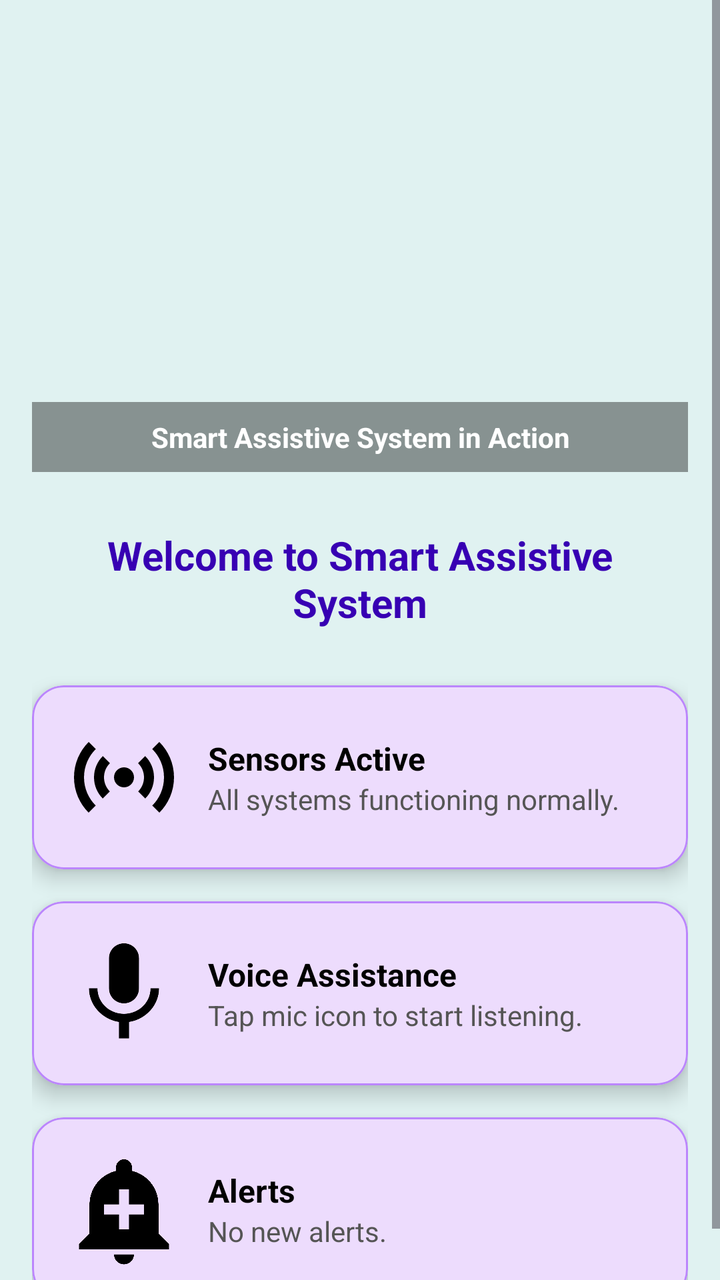
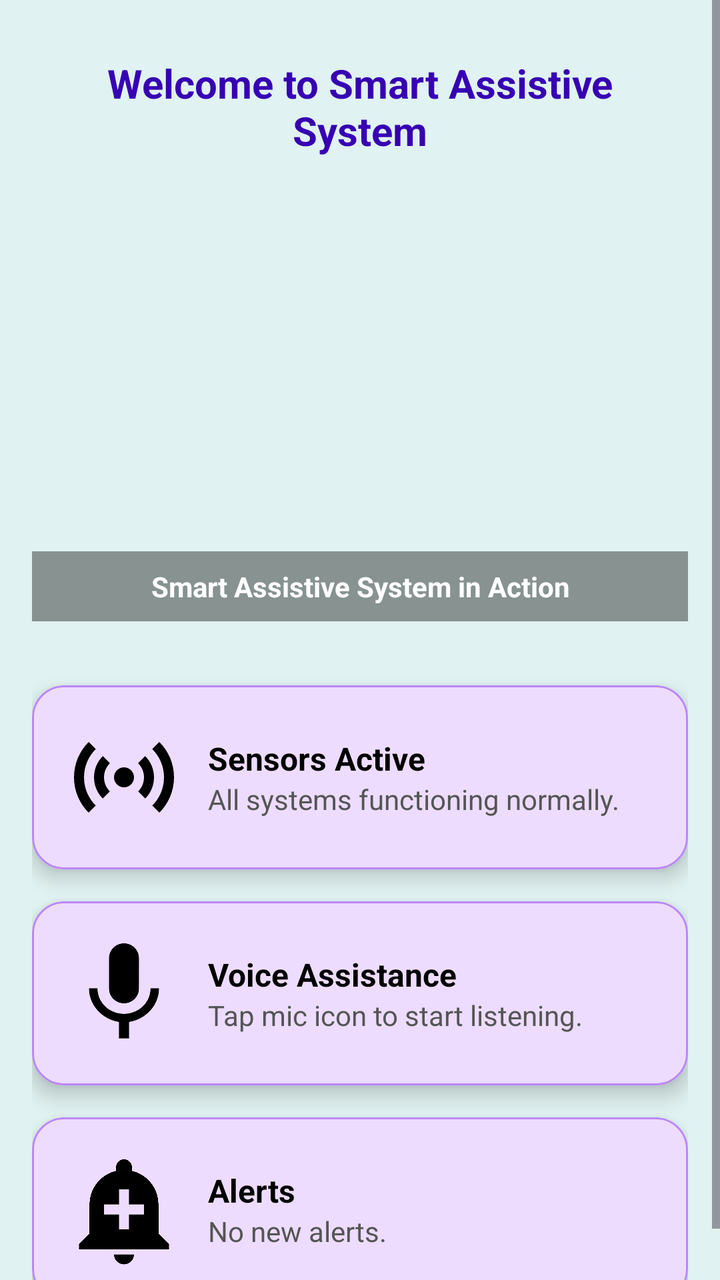

The first picture is an Android layout as it rendered before a commit; the second is the same layout after the commit. The layout source and the unified diff follow.
<!-- AndroidManifest.xml: application theme Theme.SmartAssistiveSystem -->
<!-- res/layout/fragment_home.xml -->
<?xml version="1.0" encoding="utf-8"?>
<ScrollView xmlns:android="http://schemas.android.com/apk/res/android"
    xmlns:app="http://schemas.android.com/apk/res-auto"
    xmlns:tools="http://schemas.android.com/tools"
    android:layout_width="match_parent"
    android:layout_height="match_parent"
    android:background="@color/teal_50"
    tools:context=".ui.home.HomeFragment">

    <LinearLayout
        android:layout_width="match_parent"
        android:layout_height="wrap_content"
        android:orientation="vertical"
        android:padding="16dp">

        
        <FrameLayout
            android:layout_width="match_parent"
            android:layout_height="220dp"
            android:layout_marginBottom="16dp">

            <ImageView
                android:id="@+id/imgSlideshow"
                android:layout_width="match_parent"
                android:layout_height="match_parent"
                android:adjustViewBounds="true"
                android:scaleType="centerCrop"
                android:contentDescription="Home slideshow" />

            
            <TextView
                android:id="@+id/tv_caption"
                android:layout_width="match_parent"
                android:layout_height="wrap_content"
                android:layout_gravity="bottom"
                android:padding="8dp"
                android:background="#66000000"
                android:textColor="@android:color/white"
                android:textSize="14sp"
                android:textStyle="bold"
                android:gravity="center"
                android:text="Smart Assistive System in Action" />
        </FrameLayout>

        
        <TextView
            android:id="@+id/text_home"
            android:layout_width="match_parent"
            android:layout_height="wrap_content"
            android:text="Welcome to Smart Assistive System"
            android:textSize="20sp"
            android:textStyle="bold"
            android:textColor="@color/purple_700"
            android:gravity="center"
            android:padding="12dp" />

        
        <com.google.android.material.card.MaterialCardView
            android:layout_width="match_parent"
            android:layout_height="wrap_content"
            android:layout_marginTop="16dp"
            app:cardCornerRadius="16dp"
            app:cardElevation="6dp"
            app:strokeColor="@color/purple_200"
            app:strokeWidth="1dp">

            <LinearLayout
                android:layout_width="match_parent"
                android:layout_height="wrap_content"
                android:orientation="horizontal"
                android:padding="16dp"
                android:gravity="center_vertical">

                <ImageView
                    android:layout_width="60dp"
                    android:layout_height="60dp"
                    android:src="@drawable/img_sensor"
                    android:contentDescription="Sensor Icon" />

                <LinearLayout
                    android:layout_width="0dp"
                    android:layout_height="wrap_content"
                    android:layout_weight="1"
                    android:orientation="vertical"
                    android:paddingStart="12dp">

                    <TextView
                        android:layout_width="wrap_content"
                        android:layout_height="wrap_content"
                        android:text="Sensors Active"
                        android:textSize="16sp"
                        android:textStyle="bold"
                        android:textColor="@color/black" />

                    <TextView
                        android:id="@+id/tv_sensor_status"
                        android:layout_width="wrap_content"
                        android:layout_height="wrap_content"
                        android:text="All systems functioning normally."
                        android:textColor="@color/darker_gray" />
                </LinearLayout>
            </LinearLayout>
        </com.google.android.material.card.MaterialCardView>

        
        <com.google.android.material.card.MaterialCardView
            android:layout_width="match_parent"
            android:layout_height="wrap_content"
            android:layout_marginTop="16dp"
            app:cardCornerRadius="16dp"
            app:cardElevation="6dp"
            app:strokeColor="@color/purple_200"
            app:strokeWidth="1dp">

            <LinearLayout
                android:layout_width="match_parent"
                android:layout_height="wrap_content"
                android:orientation="horizontal"
                android:padding="16dp"
                android:gravity="center_vertical">

                <ImageView
                    android:layout_width="60dp"
                    android:layout_height="60dp"
                    android:src="@drawable/img_microphone"
                    android:contentDescription="Voice Icon" />

                <LinearLayout
                    android:layout_width="0dp"
                    android:layout_height="wrap_content"
                    android:layout_weight="1"
                    android:orientation="vertical"
                    android:paddingStart="12dp">

                    <TextView
                        android:layout_width="wrap_content"
                        android:layout_height="wrap_content"
                        android:text="Voice Assistance"
                        android:textSize="16sp"
                        android:textStyle="bold"
                        android:textColor="@color/black" />

                    <TextView
                        android:id="@+id/tv_voice_status"
                        android:layout_width="wrap_content"
                        android:layout_height="wrap_content"
                        android:text="Tap mic icon to start listening."
                        android:textColor="@color/darker_gray" />
                </LinearLayout>
            </LinearLayout>
        </com.google.android.material.card.MaterialCardView>

        
        <com.google.android.material.card.MaterialCardView
            android:layout_width="match_parent"
            android:layout_height="wrap_content"
            android:layout_marginTop="16dp"
            app:cardCornerRadius="16dp"
            app:cardElevation="6dp"
            app:strokeColor="@color/purple_200"
            app:strokeWidth="1dp">

            <LinearLayout
                android:layout_width="match_parent"
                android:layout_height="wrap_content"
                android:orientation="horizontal"
                android:padding="16dp"
                android:gravity="center_vertical">

                <ImageView
                    android:layout_width="60dp"
                    android:layout_height="60dp"
                    android:src="@drawable/img_alert"
                    android:contentDescription="Alert Icon" />

                <LinearLayout
                    android:layout_width="0dp"
                    android:layout_height="wrap_content"
                    android:layout_weight="1"
                    android:orientation="vertical"
                    android:paddingStart="12dp">

                    <TextView
                        android:layout_width="wrap_content"
                        android:layout_height="wrap_content"
                        android:text="Alerts"
                        android:textSize="16sp"
                        android:textStyle="bold"
                        android:textColor="@color/black" />

                    <TextView
                        android:id="@+id/tv_alert_status"
                        android:layout_width="wrap_content"
                        android:layout_height="wrap_content"
                        android:text="No new alerts."
                        android:textColor="@color/darker_gray" />
                </LinearLayout>
            </LinearLayout>
        </com.google.android.material.card.MaterialCardView>

    </LinearLayout>
</ScrollView>
<!-- resources referenced by this layout -->
<resources>
  <color name="black">#000000</color>
  <color name="darker_gray">#555555</color>
  <color name="purple_200">#BB86FC</color>
  <color name="purple_700">#3700B3</color>
  <color name="teal_50">#E0F2F1</color>
  <!-- drawable img_alert (drawable) -->
  <vector xmlns:android="http://schemas.android.com/apk/res/android" android:height="24dp" android:tint="#000000" android:viewportHeight="24" android:viewportWidth="24" android:width="24dp">
        
      <path android:fillColor="@android:color/white" android:pathData="M10.01,21.01c0,1.1 0.89,1.99 1.99,1.99s1.99,-0.89 1.99,-1.99h-3.98zM18.88,16.82L18.88,11c0,-3.25 -2.25,-5.97 -5.29,-6.69v-0.72C13.59,2.71 12.88,2 12,2s-1.59,0.71 -1.59,1.59v0.72C7.37,5.03 5.12,7.75 5.12,11v5.82L3,18.94L3,20h18v-1.06l-2.12,-2.12zM16,13.01h-3v3h-2v-3L8,13.01L8,11h3L11,8h2v3h3v2.01z"/>
      
  </vector>
  <!-- drawable img_microphone (drawable) -->
  <vector xmlns:android="http://schemas.android.com/apk/res/android" android:height="24dp" android:tint="#000000" android:viewportHeight="24" android:viewportWidth="24" android:width="24dp">
        
      <path android:fillColor="@android:color/white" android:pathData="M12,14c1.66,0 2.99,-1.34 2.99,-3L15,5c0,-1.66 -1.34,-3 -3,-3S9,3.34 9,5v6c0,1.66 1.34,3 3,3zM17.3,11c0,3 -2.54,5.1 -5.3,5.1S6.7,14 6.7,11L5,11c0,3.41 2.72,6.23 6,6.72L11,21h2v-3.28c3.28,-0.48 6,-3.3 6,-6.72h-1.7z"/>
      
  </vector>
  <!-- drawable img_sensor (drawable) -->
  <vector xmlns:android="http://schemas.android.com/apk/res/android" android:height="24dp" android:tint="#000000" android:viewportHeight="24" android:viewportWidth="24" android:width="24dp">
        
      <path android:fillColor="@android:color/white" android:pathData="M7.76,16.24C6.67,15.16 6,13.66 6,12s0.67,-3.16 1.76,-4.24l1.42,1.42C8.45,9.9 8,10.9 8,12c0,1.1 0.45,2.1 1.17,2.83L7.76,16.24zM16.24,16.24C17.33,15.16 18,13.66 18,12s-0.67,-3.16 -1.76,-4.24l-1.42,1.42C15.55,9.9 16,10.9 16,12c0,1.1 -0.45,2.1 -1.17,2.83L16.24,16.24zM12,10c-1.1,0 -2,0.9 -2,2s0.9,2 2,2s2,-0.9 2,-2S13.1,10 12,10zM20,12c0,2.21 -0.9,4.21 -2.35,5.65l1.42,1.42C20.88,17.26 22,14.76 22,12s-1.12,-5.26 -2.93,-7.07l-1.42,1.42C19.1,7.79 20,9.79 20,12zM6.35,6.35L4.93,4.93C3.12,6.74 2,9.24 2,12s1.12,5.26 2.93,7.07l1.42,-1.42C4.9,16.21 4,14.21 4,12S4.9,7.79 6.35,6.35z"/>
      
  </vector>
  <style name="Theme.SmartAssistiveSystem" parent="Theme.Material3.DayNight.NoActionBar">
          
          <item name="windowActionBar">false</item>
          <item name="windowNoTitle">true</item>
  
          
          <item name="colorPrimary">@color/purple_500</item>
          <item name="colorPrimaryVariant">@color/purple_700</item>
          <item name="colorOnPrimary">@color/white</item>
  
          
          <item name="colorSecondary">@color/teal_200</item>
          <item name="colorOnSecondary">@color/black</item>
  
          
          <item name="android:statusBarColor">?attr/colorPrimaryVariant</item>
  
          
          <item name="actionMenuTextAppearance">@style/ActionMenuTextStyle</item>
      </style>
  <color name="purple_500">#6200EE</color>
  <color name="white">#FFFFFF</color>
  <color name="teal_200">#03DAC5</color>
  <style name="ActionMenuTextStyle" parent="@android:style/TextAppearance.Widget.IconMenu.Item">
          <item name="android:textSize">14sp</item>
          <item name="android:textColor">#FFFFFF</item>
          <item name="android:textAllCaps">false</item>
      </style>
</resources>

<!-- the commit's change to res/layout/fragment_home.xml (unified diff, before → after) -->
@@ -14,6 +14,19 @@
         android:padding="16dp">
 
         
+        <TextView
+            android:id="@+id/text_home"
+            android:layout_width="match_parent"
+            android:layout_height="wrap_content"
+            android:text="Welcome to Smart Assistive System"
+            android:textSize="20sp"
+            android:textStyle="bold"
+            android:textColor="@color/purple_700"
+            android:gravity="center"
+            android:padding="12dp" />
+
+
+        
         <FrameLayout
             android:layout_width="match_parent"
             android:layout_height="220dp"
@@ -24,7 +37,7 @@
                 android:layout_width="match_parent"
                 android:layout_height="match_parent"
                 android:adjustViewBounds="true"
-                android:scaleType="centerCrop"
+                android:scaleType="fitCenter"
                 android:contentDescription="Home slideshow" />
 
             
@@ -42,17 +55,6 @@
                 android:text="Smart Assistive System in Action" />
         </FrameLayout>
 
-        
-        <TextView
-            android:id="@+id/text_home"
-            android:layout_width="match_parent"
-            android:layout_height="wrap_content"
-            android:text="Welcome to Smart Assistive System"
-            android:textSize="20sp"
-            android:textStyle="bold"
-            android:textColor="@color/purple_700"
-            android:gravity="center"
-            android:padding="12dp" />
 
         
         <com.google.android.material.card.MaterialCardView
